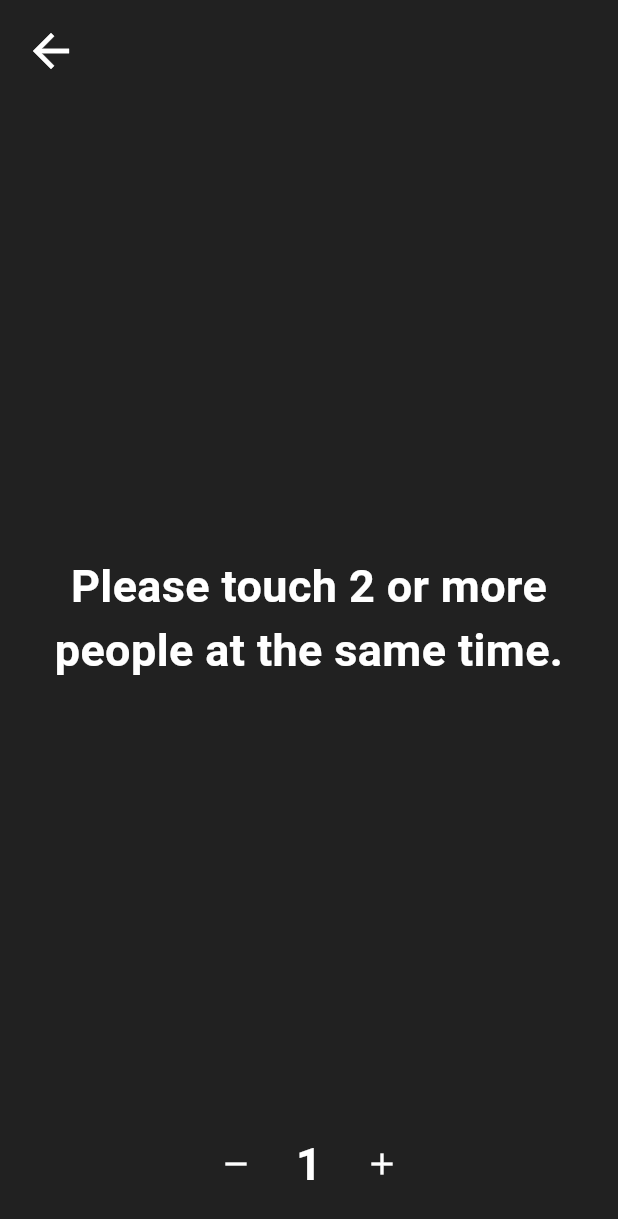
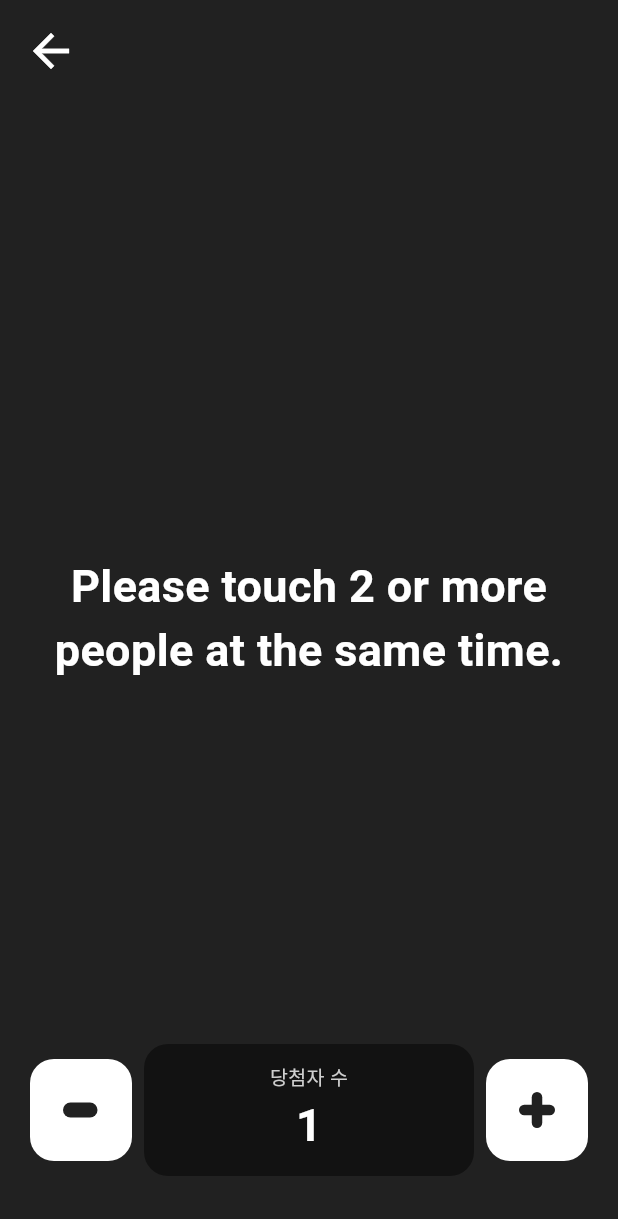
Before and after one commit to KimHyungSik/flutter_coffee_bet, a Flutter app: the RandomGameScreen screen opened directly, on a phone screen of 412 x 824 dp. Shown: the top 1219 px of the screen. Run offline on Flutter 3.47's test engine with Material 3 defaults, Android fonts, the phone set to English and light mode, and no system bars; our stand-ins replace easy_localization, flutter_svg.

Commit message:
랜덤 게임 당첨자 수 카운터const SizedBox(width: 8,),

```diff
--- a/lib/ramdom_game/random_game.dart
+++ b/lib/ramdom_game/random_game.dart
@@ -3,6 +3,7 @@ import 'dart:math';
 
 import 'package:easy_localization/easy_localization.dart';
 import 'package:flutter/material.dart';
+import 'package:flutter_svg/flutter_svg.dart';
 
 import '../game_over.dart';
 import '../user_circle_painter.dart';
@@ -103,7 +104,7 @@ class _RandomGameScreenState extends State<RandomGameScreen>
                         Align(
                           alignment: Alignment.bottomCenter,
                           child: Padding(
-                            padding: const EdgeInsets.only(bottom: 8),
+                            padding: const EdgeInsets.only(bottom: 20),
                             child: _buildFailingCountAdjuster(),
                           ),
                         ),
@@ -138,11 +139,18 @@ class _RandomGameScreenState extends State<RandomGameScreen>
     return Align(
       alignment: Alignment.bottomCenter,
       child: Padding(
-        padding: const EdgeInsets.all(16.0),
+        padding: const EdgeInsets.all(20.0),
         child: Row(
           mainAxisAlignment: MainAxisAlignment.center,
           children: [
-            IconButton(
+            Container(
+              width: 68,
+              height: 68,
+              decoration: BoxDecoration(
+                borderRadius: BorderRadius.circular(16),
+                color: Colors.white,
+              ),
+              child: IconButton(
                 onPressed: () {
                   setState(() {
                     if (_failingCount > 1) {
@@ -150,10 +158,32 @@ class _RandomGameScreenState extends State<RandomGameScreen>
                     }
                   });
                 },
-              icon: const Icon(Icons.remove, color: Colors.white),
+                  icon: SvgPicture.asset(
+                    'assets/icon/icon_minus.svg',
+                    colorFilter: const ColorFilter.mode(Color(0xFF212121), BlendMode.srcIn),
+                  )
               ),
-            const SizedBox(
-              width: 16,
+            ),
+            const SizedBox(width: 8,),
+            Expanded(
+              child: Container(
+                decoration: BoxDecoration(
+                  borderRadius: BorderRadius.circular(16),
+                  color: Color(0xFF121212),
+                ),
+                height: 88,
+                child: Padding(
+                  padding: const EdgeInsets.symmetric(horizontal: 16, vertical: 8),
+                  child: Column(
+                    mainAxisAlignment: MainAxisAlignment.center,
+                    children: [
+                      const Text(
+                        "당첨자 수",
+                        style: TextStyle(
+                          color: Color(0xFFcfcfcf),
+                          fontSize: 13,
+                          fontWeight: FontWeight.normal,
+                        ),
                       ),
                       Text(
                         '$_failingCount',
@@ -163,10 +193,20 @@ class _RandomGameScreenState extends State<RandomGameScreen>
                           fontWeight: FontWeight.bold,
                         ),
                       ),
-            const SizedBox(
-              width: 16,
+                    ],
                   ),
-            IconButton(
+                ),
+              ),
+            ),
+            const SizedBox(width: 8,),
+            Container(
+              width: 68,
+              height: 68,
+              decoration: BoxDecoration(
+                borderRadius: BorderRadius.circular(16),
+                color: Colors.white,
+              ),
+              child: IconButton(
                 onPressed: () {
                   setState(() {
                     if (_failingCount < 5) {
@@ -174,7 +214,11 @@ class _RandomGameScreenState extends State<RandomGameScreen>
                     }
                   });
                 },
-              icon: const Icon(Icons.add, color: Colors.white),
+                icon: SvgPicture.asset(
+                  'assets/icon/icon_plus.svg',
+                  colorFilter: const ColorFilter.mode(Color(0xFF212121), BlendMode.srcIn),
+                )
+              ),
             ),
           ],
         ),
--- a/pubspec.yaml
+++ b/pubspec.yaml
@@ -36,6 +36,7 @@ dependencies:
   # Use with the CupertinoIcons class for iOS style icons.
   cupertino_icons: ^1.0.6
   easy_localization: ^3.0.7
+  flutter_svg: ^2.0.17
 
 dev_dependencies:
   flutter_test:
@@ -61,6 +62,7 @@ flutter:
   uses-material-design: true
   assets:
     - assets/translations/
+    - assets/icon/
   # To add assets to your application, add an assets section, like this:
 flutter_app_name_localization:
   default: "Touch Game"
```
Also changed, not shown: assets/icon/icon_minus.svg (added), assets/icon/icon_plus.svg (added), pubspec.lock, 1 other file. Lines whose indentation alone changed are shown as unchanged.
